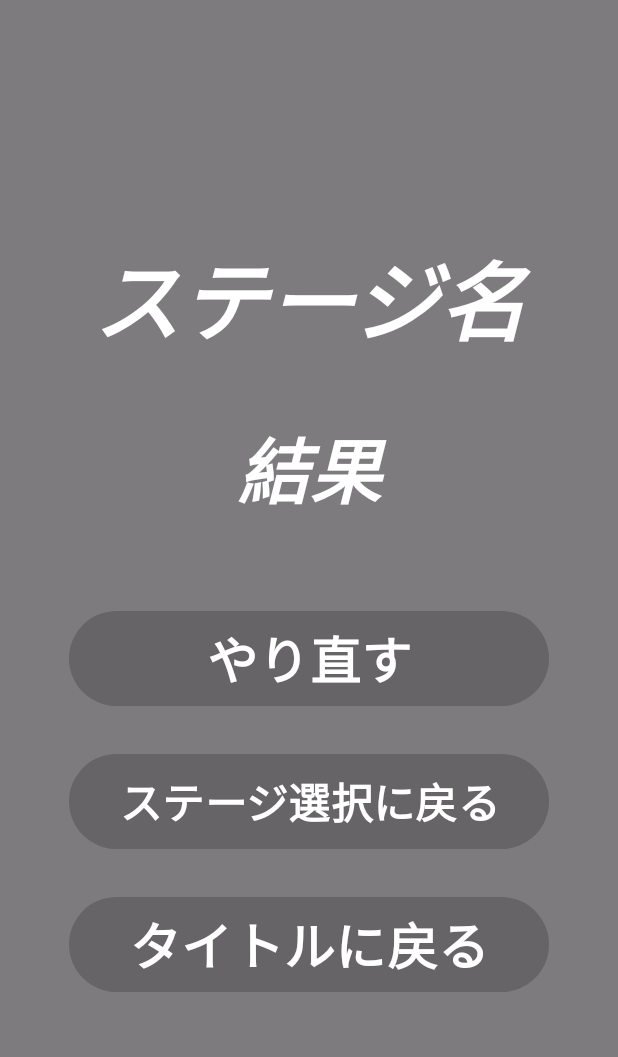
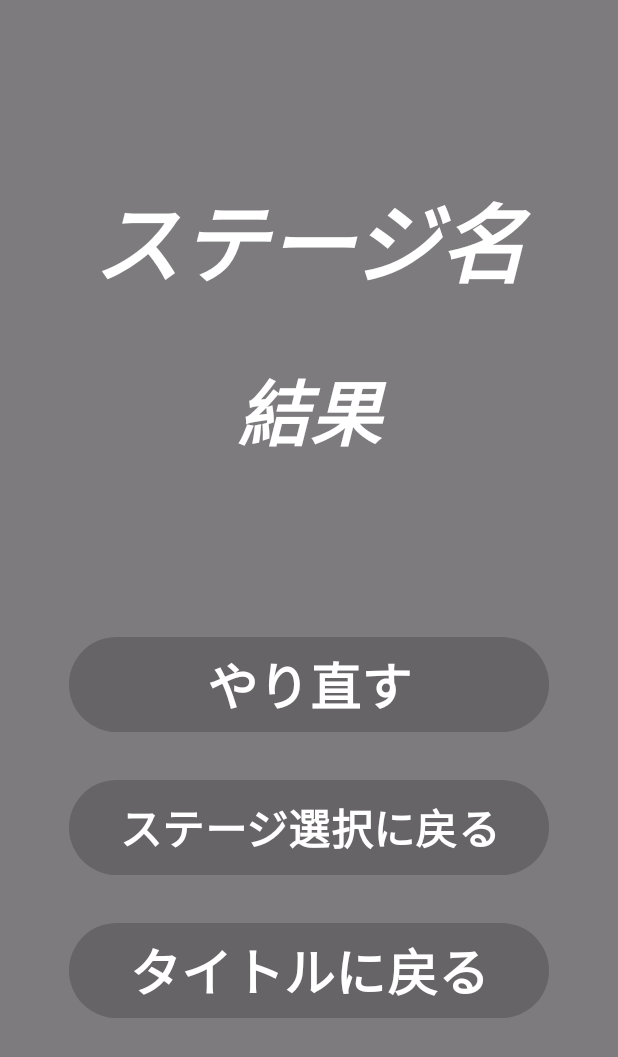
Before and after one commit to ayu-san/intern, an Android app: the layout dialog_result.xml on its own in the app's theme, with its tools: preview values and no code run, on a phone screen of 412 x 824 dp. Shown: the top 1057 px of the screen. Run offline under Robolectric (Android 15) with nearby library versions, the phone set to English and light mode, and no system bars.

Commit message:
リザルト画面ちょっと変更

```diff
--- a/app/src/main/res/layout/dialog_result.xml
+++ b/app/src/main/res/layout/dialog_result.xml
@@ -9,7 +9,7 @@
     <View
         android:id="@+id/view6"
         android:layout_width="match_parent"
-        android:layout_height="144dp" />
+        android:layout_height="105dp" />
 
     <TextView
         android:id="@+id/stagename"
@@ -41,7 +41,7 @@
     <View
         android:id="@+id/view8"
         android:layout_width="match_parent"
-        android:layout_height="27dp" />
+        android:layout_height="83dp" />
 
     <Button
         android:id="@+id/result_retry"
```
